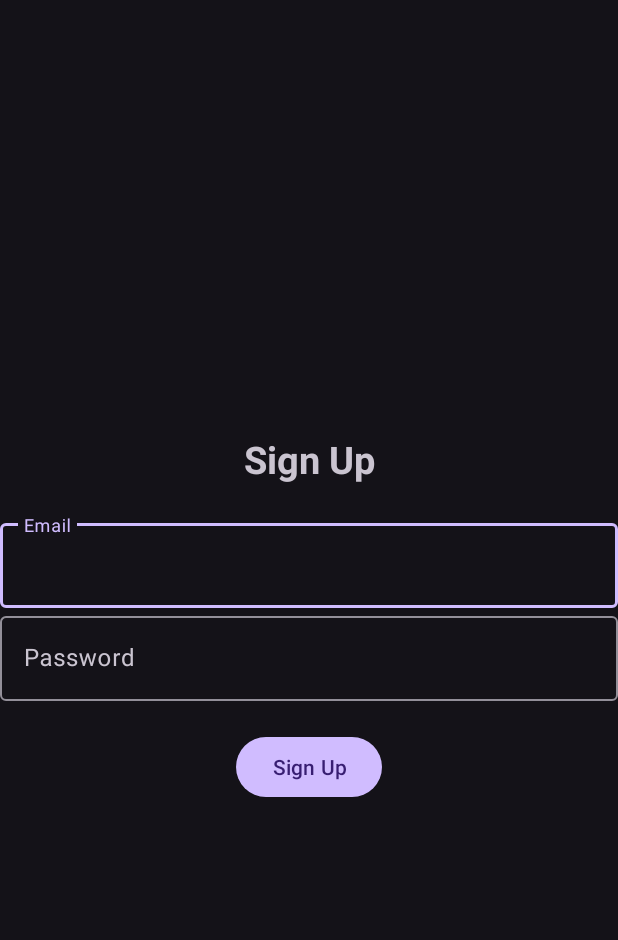
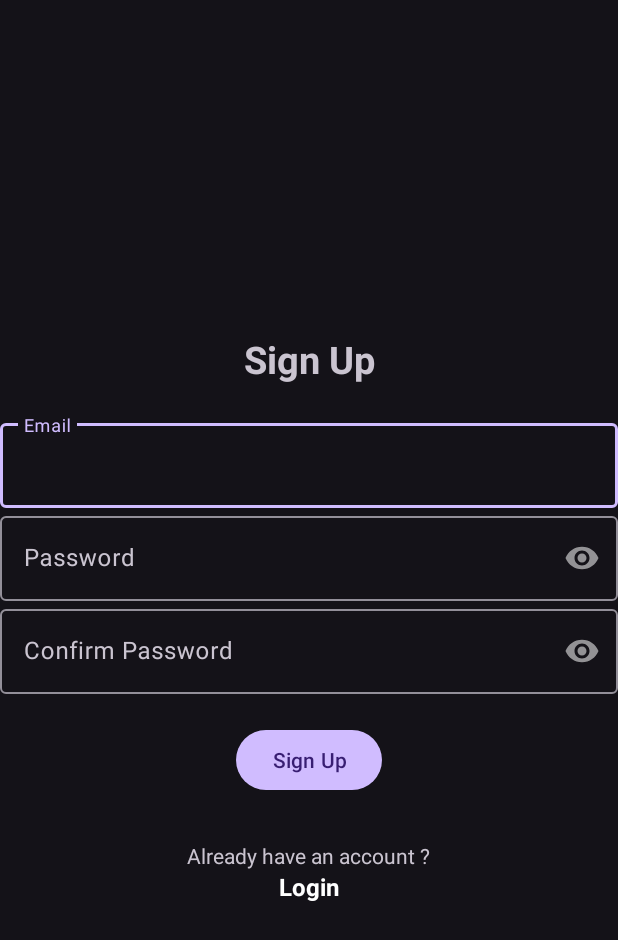
Before and after one commit to ElieHatoum/ToDo, an Android app built with Jetpack Compose: the Signup screen opened directly, with no data from a screen before it, on a phone screen of 412 x 824 dp. Shown: the top 940 px of the screen. Run offline under Robolectric (Android 15) with nearby library versions, the phone set to English and light mode, and no system bars; our stand-ins replace Firebase (no records; nobody signed in at launch, a user with empty details on screens opened directly).

Commit message:
Added login/signup/logout functionalities

```diff
--- a/app/build.gradle.kts
+++ b/app/build.gradle.kts
@@ -39,6 +39,10 @@ android {
     buildFeatures {
         compose = true
     }
+
+    buildFeatures {
+        viewBinding = true
+    }
 }
 
 dependencies {
--- a/app/src/main/res/layout/activity_signup.xml
+++ b/app/src/main/res/layout/activity_signup.xml
@@ -1,6 +1,7 @@
 <?xml version="1.0" encoding="utf-8"?>
 <LinearLayout xmlns:android="http://schemas.android.com/apk/res/android"
     xmlns:tools="http://schemas.android.com/tools"
+    xmlns:app="http://schemas.android.com/apk/res-auto"
     android:id="@+id/main"
     android:layout_width="match_parent"
     android:layout_height="match_parent"
@@ -33,14 +34,37 @@
 
     <com.google.android.material.textfield.TextInputLayout
         android:layout_width="match_parent"
-        android:layout_height="wrap_content">
+        android:layout_height="wrap_content"
+        app:passwordToggleEnabled="true"
+        app:layout_constraintBottom_toBottomOf="parent"
+        app:layout_constraintLeft_toLeftOf="parent"
+        app:layout_constraintRight_toRightOf="parent"
+        app:layout_constraintTop_toTopOf="parent">
 
         <com.google.android.material.textfield.TextInputEditText
             android:layout_width="match_parent"
             android:layout_height="wrap_content"
-
+            android:inputType="textPassword"
             android:id="@+id/password"
             android:hint="@string/Password" />
+
+    </com.google.android.material.textfield.TextInputLayout>
+
+    <com.google.android.material.textfield.TextInputLayout
+        android:layout_width="match_parent"
+        android:layout_height="wrap_content"
+        app:passwordToggleEnabled="true"
+        app:layout_constraintBottom_toBottomOf="parent"
+        app:layout_constraintLeft_toLeftOf="parent"
+        app:layout_constraintRight_toRightOf="parent"
+        app:layout_constraintTop_toTopOf="parent">
+
+        <com.google.android.material.textfield.TextInputEditText
+            android:layout_width="match_parent"
+            android:layout_height="wrap_content"
+            android:inputType="textPassword"
+            android:id="@+id/confirmPassword"
+            android:hint="@string/confirm_password" />
 
     </com.google.android.material.textfield.TextInputLayout>
 
@@ -51,4 +75,21 @@
         android:id="@+id/signupButton"
         android:text="@string/sign_up" />
 
+    <TextView
+        android:layout_width="wrap_content"
+        android:layout_height="wrap_content"
+        android:layout_marginTop="30dp"
+        android:text="@string/already_have_an_account" />
+
+    <TextView
+        android:id="@+id/tvRedirectLogin"
+        android:layout_width="wrap_content"
+        android:layout_height="wrap_content"
+        android:text="@string/login_redirect"
+        android:textSize="16sp"
+        android:textColor="@color/white"
+        android:textStyle="bold"
+        android:clickable="true"
+        android:focusable="true"/>
+
 </LinearLayout>
--- a/app/src/main/res/values/strings.xml
+++ b/app/src/main/res/values/strings.xml
@@ -6,4 +6,13 @@
     <string name="LOGIN">login</string>
     <string name="sign_up">Sign Up</string>
     <string name="Password">Password</string>
+    <string name="confirm_password">Confirm Password</string>
+    <string name="don_t_have_an_account_sign_in">don_t_have_an_account_sign_in</string>
+    <string name="don_t_have_an_account_click_here_to_sign_up">Don\'t have an account ? Click here to Sign UP</string>
+    <string name="sign_up_now">Sign Up now</string>
+    <string name="don_t_have_an_account">Don\'t have an account?</string>
+    <string name="login_redirect">Login</string>
+    <string name="already_have_an_account">Already have an account ?</string>
+    <string name="home">Home</string>
+    <string name="logout">logout</string>
 </resources>
```
Also changed, not shown: app/src/main/AndroidManifest.xml (+8 -6 lines), app/src/main/java/com/example/todo/Home.kt (added, +39 -0 lines), app/src/main/java/com/example/todo/Login.kt (+55 -1 lines), app/src/main/java/com/example/todo/MainActivity.kt (+18 -36 lines), app/src/main/java/com/example/todo/Signup.kt (+69 -1 lines), app/src/main/res/layout/activity_home.xml (added, +29 -0 lines), app/src/main/res/layout/activity_login.xml (+24 -1 lines).
